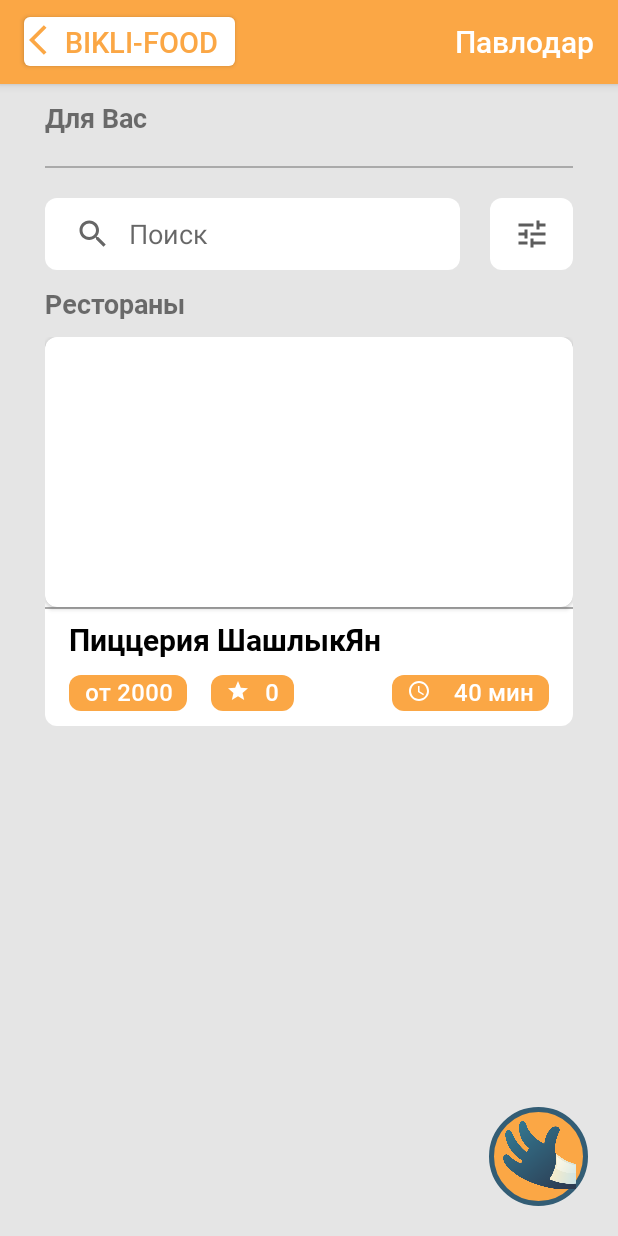
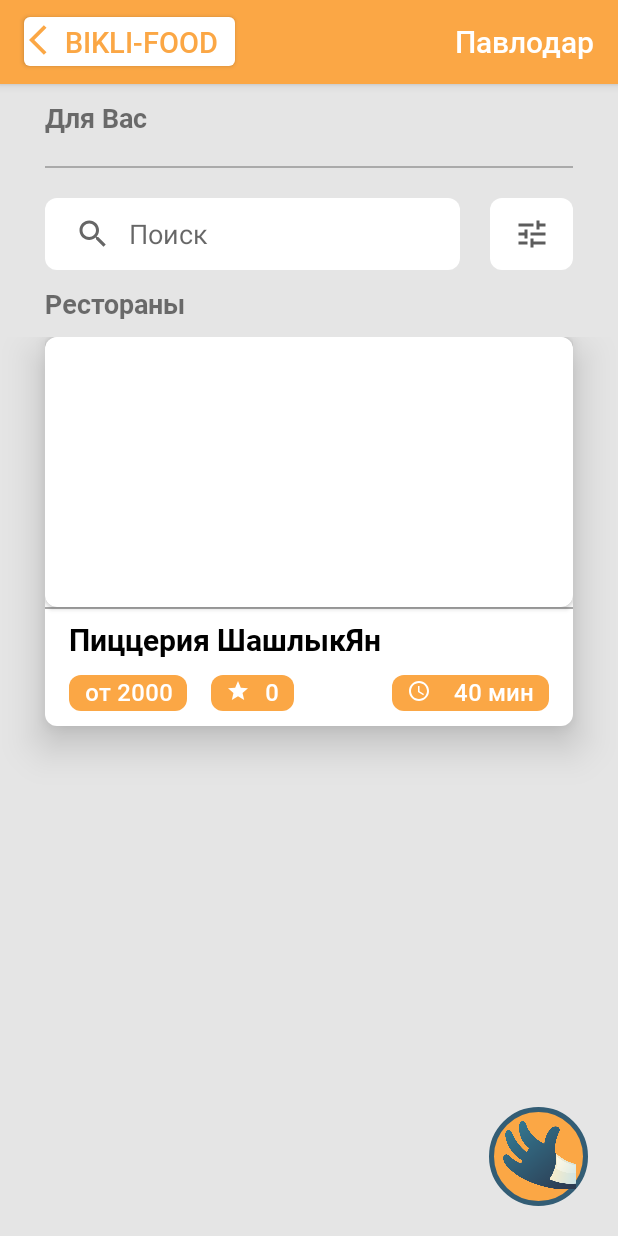
Before and after one commit to damirbaisalov/bikli, an Android app: the layout fragment_home.xml on its own in the app's theme, with its tools: preview values and no code run, on a phone screen of 412 x 824 dp. Run offline under Robolectric (Android 15) with nearby library versions, the phone set to English and light mode, and no system bars.

Commit message:
changed elevation for cards in home fragment; + added searchview logic

```diff
--- a/app/src/main/res/layout/cafe_item.xml
+++ b/app/src/main/res/layout/cafe_item.xml
@@ -4,7 +4,8 @@
     android:layout_height="wrap_content"
     xmlns:app="http://schemas.android.com/apk/res-auto"
     android:background="@drawable/bg_promotion_item"
-    android:paddingBottom="10dp">
+    android:paddingBottom="10dp"
+    android:elevation="16dp">
 
 
     <androidx.cardview.widget.CardView
--- a/app/src/main/res/layout/cafe_items.xml
+++ b/app/src/main/res/layout/cafe_items.xml
@@ -3,7 +3,7 @@
     android:orientation="vertical"
     android:layout_width="match_parent"
     android:layout_height="match_parent"
-    android:elevation="8dp">
+    >
 
     <include
         layout="@layout/cafe_item"
@@ -12,6 +12,7 @@
         android:layout_height="wrap_content"
         android:layout_gravity="center_horizontal"
         android:layout_marginBottom="20dp"
+        android:layout_marginHorizontal="30dp"
         />
 
 </LinearLayout>
--- a/app/src/main/res/layout/fragment_home.xml
+++ b/app/src/main/res/layout/fragment_home.xml
@@ -30,7 +30,6 @@
                     android:layout_width="match_parent"
                     android:layout_height="match_parent"
                     android:orientation="vertical"
-                    android:paddingHorizontal="30dp"
                     android:paddingTop="10dp"
                     >
 
@@ -40,6 +39,7 @@
                         android:text="@string/home_fragment_for_you_text"
                         android:fontFamily="@font/roboto_bold"
                         android:textSize="18sp"
+                        android:layout_marginHorizontal="30dp"
                         />
 
                     <View
@@ -47,6 +47,7 @@
                         android:layout_height="1dp"
                         android:background="@android:color/darker_gray"
                         android:layout_marginVertical="20dp"
+                        android:layout_marginHorizontal="30dp"
                         />
 
 
@@ -56,6 +57,7 @@
                         android:orientation="horizontal"
                         android:weightSum="10"
                         android:focusableInTouchMode="true"
+                        android:layout_marginHorizontal="30dp"
                         android:focusable="true"
                         >
 
@@ -93,6 +95,7 @@
                         android:fontFamily="@font/roboto_bold"
                         android:textSize="18sp"
                         android:layout_marginVertical="10dp"
+                        android:layout_marginHorizontal="30dp"
                         />
 
                     <androidx.recyclerview.widget.RecyclerView
```
Also changed, not shown: app/src/main/java/kz/bfgroup/bikli/main_window/home_fragment/presentation/HomeFragment.kt (+35 -3 lines), app/src/main/java/kz/bfgroup/bikli/main_window/home_fragment/presentation/view/CafeAdapter.kt (+17 -1 lines).
